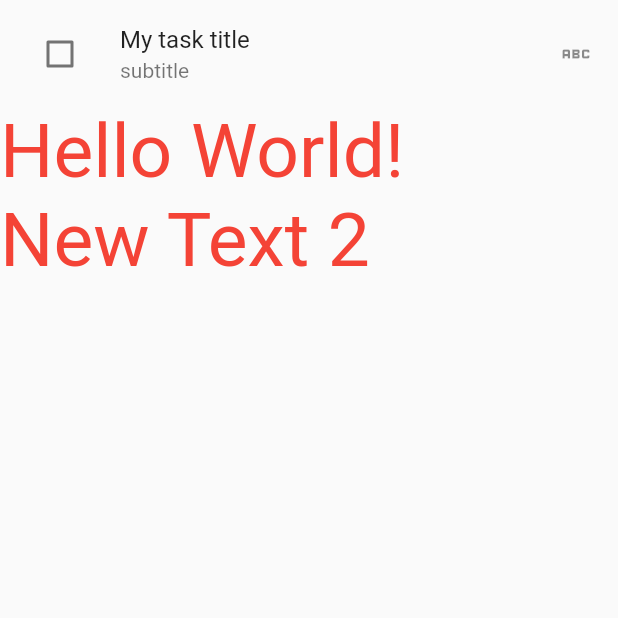
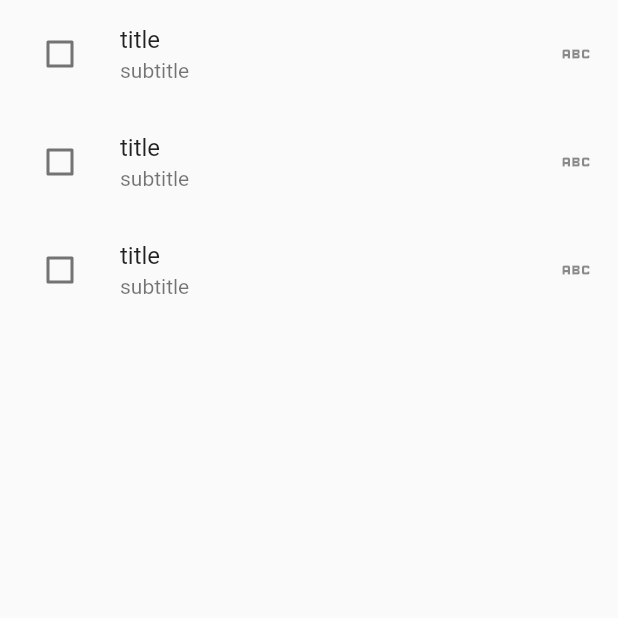
Before and after one commit to jakubdura/flutter_application_intercity, a Flutter app: the screen it shows after launch, on a phone screen of 412 x 824 dp, the top half of it. Run offline on Flutter 3.47's test engine with Material 2 defaults, Android fonts, the phone set to English and light mode, and no system bars; generated files the repository leaves out were written again.

Commit message:
organizing files
create list example,
create task class etc
in separate files

```diff
--- /dev/null
+++ b/lib/data/example_task_list.dart
@@ -0,0 +1,20 @@
+import 'dart:ui';
+import 'package:flutter/material.dart';
+import 'package:flutter_application_intercity/data/task.dart';
+
+var listOfTask = [
+  const Task(
+      title: "first task", subtitle: "first subtitle", color: Colors.yellow),
+  const Task(
+      title: "second task",
+      subtitle: "first second subtitle",
+      color: Color.fromARGB(255, 17, 223, 206)),
+  const Task(
+      title: "third task",
+      subtitle: "first 3 subtitle",
+      color: Color.fromARGB(255, 108, 31, 209)),
+  const Task(
+      title: "4th task",
+      subtitle: "4 subtitle",
+      color: Color.fromARGB(255, 18, 31, 209)),
+];
--- /dev/null
+++ b/lib/data/task.dart
@@ -0,0 +1,13 @@
+import 'dart:ui';
+
+class Task {
+  const Task({
+    required this.title,
+    this.subtitle,
+    this.color,
+  });
+
+  final Color? color;
+  final String title;
+  final String? subtitle;
+}
--- a/lib/main.dart
+++ b/lib/main.dart
@@ -1,4 +1,5 @@
 import 'package:flutter/material.dart';
+import 'package:flutter_application_intercity/view/my_list_tile.dart';
 import 'package:flutter_gen/gen_l10n/app_localizations.dart';
 
 void main() {
@@ -14,15 +15,6 @@ class MyApp extends StatelessWidget {
     return MaterialApp(
       title: 'Flutter Demo',
       theme: ThemeData(
-        // This is the theme of your application.
-        //
-        // Try running your application with "flutter run". You'll see the
-        // application has a blue toolbar. Then, without quitting the app, try
-        // changing the primarySwatch below to Colors.green and then invoke
-        // "hot reload" (press "r" in the console where you ran "flutter run",
-        // or simply save your changes to "hot reload" in a Flutter IDE).
-        // Notice that the counter didn't reset back to zero; the application
-        // is not restarted.
         primarySwatch: Colors.blue,
       ),
       localizationsDelegates: AppLocalizations.localizationsDelegates,
@@ -38,56 +30,11 @@ class FirstWidget extends StatelessWidget {
   @override
   Widget build(BuildContext context) {
     return Scaffold(
-      body: ListView(
-        children: [
-          MyListTile(
-            title: "My task title",
-            subtitle: "subtitle",
-          ),
-          Text(
-            AppLocalizations.of(context).helloWorld,
-            style: const TextStyle(color: Colors.red, fontSize: 50),
-          ),
-          const Text(
-            'New Text 2',
-            style: TextStyle(color: Colors.red, fontSize: 50),
-          ),
-        ],
+      body: ListView.builder(
+        itemCount: 3,
+        itemBuilder: (context, index) =>
+            MyListTile(title: "title", subtitle: "subtitle"),
       ),
     );
   }
 }
-
-class MyListTile extends StatefulWidget {
-  MyListTile({
-    super.key,
-    required this.title,
-    required this.subtitle,
-  });
-
-  bool checkboxValue = false;
-
-  final String title;
-  final String subtitle;
-
-  @override
-  State<MyListTile> createState() => _MyListTileState();
-}
-
-class _MyListTileState extends State<MyListTile> {
-  @override
-  Widget build(BuildContext context) {
-    return ListTile(
-      leading: Checkbox(
-        onChanged: (value) => setState(() {
-          widget.checkboxValue = value ?? false;
-        }),
-        value: widget.checkboxValue,
-      ),
-      title: Text(widget.title),
-      subtitle: Text(widget.subtitle),
-      trailing: const Icon(Icons.abc),
-      style: ListTileStyle.list,
-    );
-  }
-}
--- /dev/null
+++ b/lib/view/my_list_tile.dart
@@ -0,0 +1,35 @@
+import 'package:flutter/material.dart';
+
+class MyListTile extends StatefulWidget {
+  MyListTile({
+    super.key,
+    required this.title,
+    required this.subtitle,
+  });
+
+  bool checkboxValue = false;
+
+  final String title;
+  final String subtitle;
+
+  @override
+  State<MyListTile> createState() => _MyListTileState();
+}
+
+class _MyListTileState extends State<MyListTile> {
+  @override
+  Widget build(BuildContext context) {
+    return ListTile(
+      leading: Checkbox(
+        onChanged: (value) => setState(() {
+          widget.checkboxValue = value ?? false;
+        }),
+        value: widget.checkboxValue,
+      ),
+      title: Text(widget.title),
+      subtitle: Text(widget.subtitle),
+      trailing: const Icon(Icons.abc),
+      style: ListTileStyle.list,
+    );
+  }
+}
```
